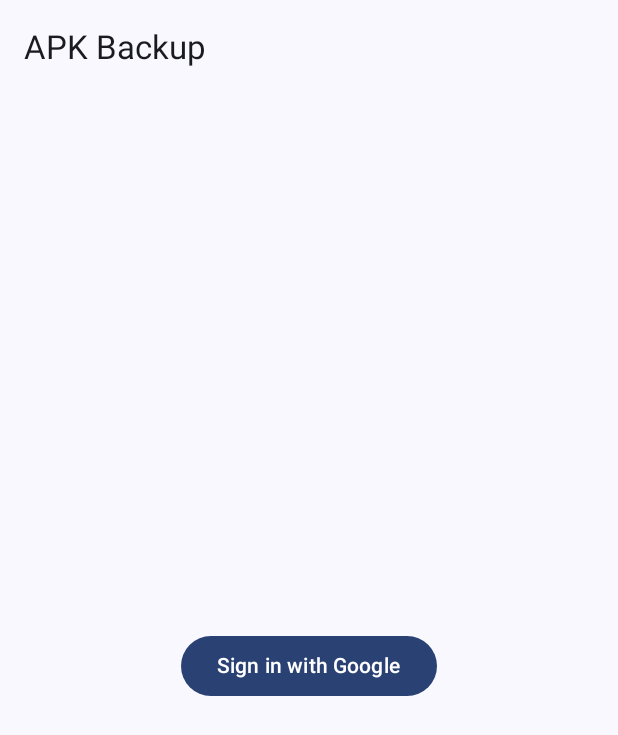
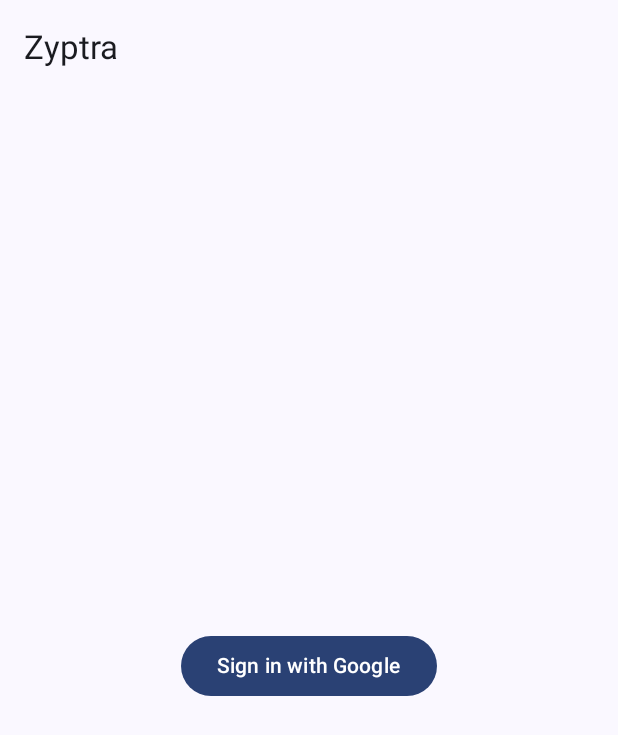
Before and after one commit to YadavYashvant/ApkExtractor, an Android app built with Jetpack Compose: the screen it shows after launch (MainActivity), on a phone screen of 412 x 824 dp. Shown: the top 735 px of the screen. Run offline under Robolectric (Android 15) with nearby library versions, the phone set to English and light mode, and no system bars; our stand-ins replace Dagger/Hilt's generated code; libraries missing offline, so code that uses them is left out: com.google.api.client, com.google.api.services.

Commit message:
changing UI

```diff
--- a/app/src/main/java/com/yashvant/zyptra/MainActivity.kt
+++ b/app/src/main/java/com/yashvant/zyptra/MainActivity.kt
@@ -1,5 +1,6 @@
 package com.yashvant.zyptra
 
+import android.content.Intent
 import android.os.Bundle
 import androidx.activity.ComponentActivity
 import androidx.activity.compose.setContent
@@ -9,10 +10,13 @@ import androidx.compose.foundation.layout.fillMaxSize
 import androidx.compose.material3.MaterialTheme
 import androidx.compose.material3.Surface
 import androidx.compose.ui.Modifier
+import com.google.android.gms.auth.api.signin.GoogleSignIn
 import com.yashvant.zyptra.ui.screens.AppListScreen
 import com.yashvant.zyptra.ui.theme.ApkExtractorTheme
 import com.yashvant.zyptra.ui.viewmodel.AppBackupViewModel
 import dagger.hilt.android.AndroidEntryPoint
+import kotlinx.coroutines.launch
+import androidx.lifecycle.viewModelScope
 
 @AndroidEntryPoint
 class MainActivity : ComponentActivity() {
@@ -20,6 +24,16 @@ class MainActivity : ComponentActivity() {
 
     override fun onCreate(savedInstanceState: Bundle?) {
         super.onCreate(savedInstanceState)
+
+        // Check for existing signed-in account
+        val account = GoogleSignIn.getLastSignedInAccount(this)
+        if (account != null) {
+            viewModel.viewModelScope.launch {
+                viewModel.handleSignInResult(Intent().apply {
+                    putExtra("googleAccount", account)
+                })
+            }
+        }
 
         // Initialize sign-in launcher
         val signInLauncher = registerForActivityResult(ActivityResultContracts.StartActivityForResult()) { result ->
--- a/app/src/main/java/com/yashvant/zyptra/ui/screens/AppListScreen.kt
+++ b/app/src/main/java/com/yashvant/zyptra/ui/screens/AppListScreen.kt
@@ -115,13 +115,14 @@ fun AppListScreen(
 
     var selectedTab by remember { mutableStateOf(0) }
     val snackbarHostState = remember { SnackbarHostState() }
+    val isInitialLoading by viewModel.isInitialLoading.collectAsState()
 
     Box(modifier = Modifier.fillMaxSize()) {
         Scaffold(
             topBar = {
                 Column {
                     TopAppBar(
-                        title = { Text("APK Backup") },
+                        title = { Text("Zyptra") },
                         actions = {
                             if (authState is GoogleDriveStorage.AuthState.Authenticated) {
                                 IconButton(onClick = { viewModel.signOut() }) {
@@ -172,14 +173,26 @@ fun AppListScreen(
                 SnackbarHost(hostState = snackbarHostState)
             }
         ) { padding ->
-            when (authState) {
-                is GoogleDriveStorage.AuthState.Authenticated -> {
-                    Box(modifier = Modifier.padding(padding)) {
+            Box(
+                modifier = Modifier
+                    .fillMaxSize()
+                    .padding(padding),
+                contentAlignment = Alignment.Center
+            ) {
+                when {
+                    isInitialLoading -> {
+                        CircularProgressIndicator()
+                    }
+                    authState is GoogleDriveStorage.AuthState.Authenticated -> {
+                        Box(modifier = Modifier.fillMaxSize()) {
                             when {
                                 uiState is UiState.Loading -> {
-                                CircularProgressIndicator(
-                                    modifier = Modifier.align(Alignment.Center)
-                                )
+                                    Box(
+                                        modifier = Modifier.fillMaxSize(),
+                                        contentAlignment = Alignment.Center
+                                    ) {
+                                        CircularProgressIndicator()
+                                    }
                                 }
                                 uiState is UiState.Error -> {
                                     Column(
@@ -218,9 +231,7 @@ fun AppListScreen(
                     }
                     else -> {
                         Box(
-                        modifier = Modifier
-                            .padding(padding)
-                            .fillMaxSize(),
+                            modifier = Modifier.fillMaxSize(),
                             contentAlignment = Alignment.Center
                         ) {
                             Button(
@@ -234,6 +245,7 @@ fun AppListScreen(
                                 }
                             ) {
                                 Text("Sign in with Google")
+                            }
                         }
                     }
                 }
--- a/app/src/main/java/com/yashvant/zyptra/ui/viewmodel/AppBackupViewModel.kt
+++ b/app/src/main/java/com/yashvant/zyptra/ui/viewmodel/AppBackupViewModel.kt
@@ -22,6 +22,9 @@ class AppBackupViewModel @Inject constructor(
     private val appRepository: AppRepository,
     private val driveStorage: GoogleDriveStorage
 ) : ViewModel() {
+
+    private val _isInitialLoading = MutableStateFlow(true)
+    val isInitialLoading: StateFlow<Boolean> = _isInitialLoading.asStateFlow()
 
     private val _uiState = MutableStateFlow<UiState>(UiState.Initial)
     val uiState: StateFlow<UiState> = _uiState.asStateFlow()
@@ -55,6 +58,7 @@ class AppBackupViewModel @Inject constructor(
                         _backedUpApps.value = emptyList()
                     }
                 }
+                _isInitialLoading.value = false
             }
         }
     }
@@ -124,9 +128,12 @@ class AppBackupViewModel @Inject constructor(
     fun handleSignInResult(data: Intent?) {
         viewModelScope.launch {
             try {
+                _isInitialLoading.value = true
                 driveStorage.handleSignInResult(data)
             } catch (e: Exception) {
                 _uiState.value = UiState.Error(e.message ?: "Sign in failed")
+            } finally {
+                _isInitialLoading.value = false
             }
         }
     }
```
Also changed, not shown: app/src/main/java/com/yashvant/zyptra/data/storage/GoogleDriveStorage.kt (+12 -1 lines). Lines whose indentation alone changed are shown as unchanged.
